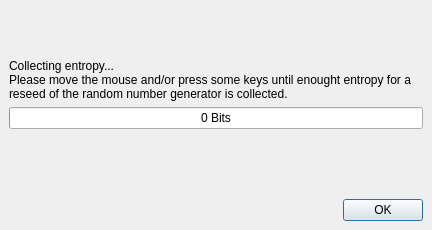
Old version of the form src/forms/CollectEntropyDlg.ui in the repository thooge/keepassx1.
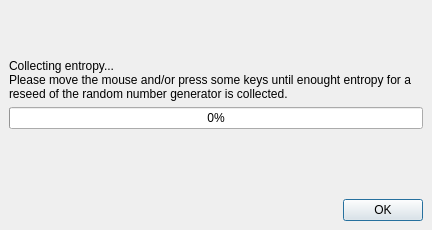
New version of the form. Custom widgets are drawn as their Qt base class.

The edit to the form file:
```diff
--- a/src/forms/CollectEntropyDlg.ui
+++ b/src/forms/CollectEntropyDlg.ui
@@ -80,9 +80,6 @@
      <property name="orientation" >
       <enum>Qt::Horizontal</enum>
      </property>
-     <property name="format" >
-      <string>%v Bits</string>
-     </property>
     </widget>
    </item>
    <item>
```
